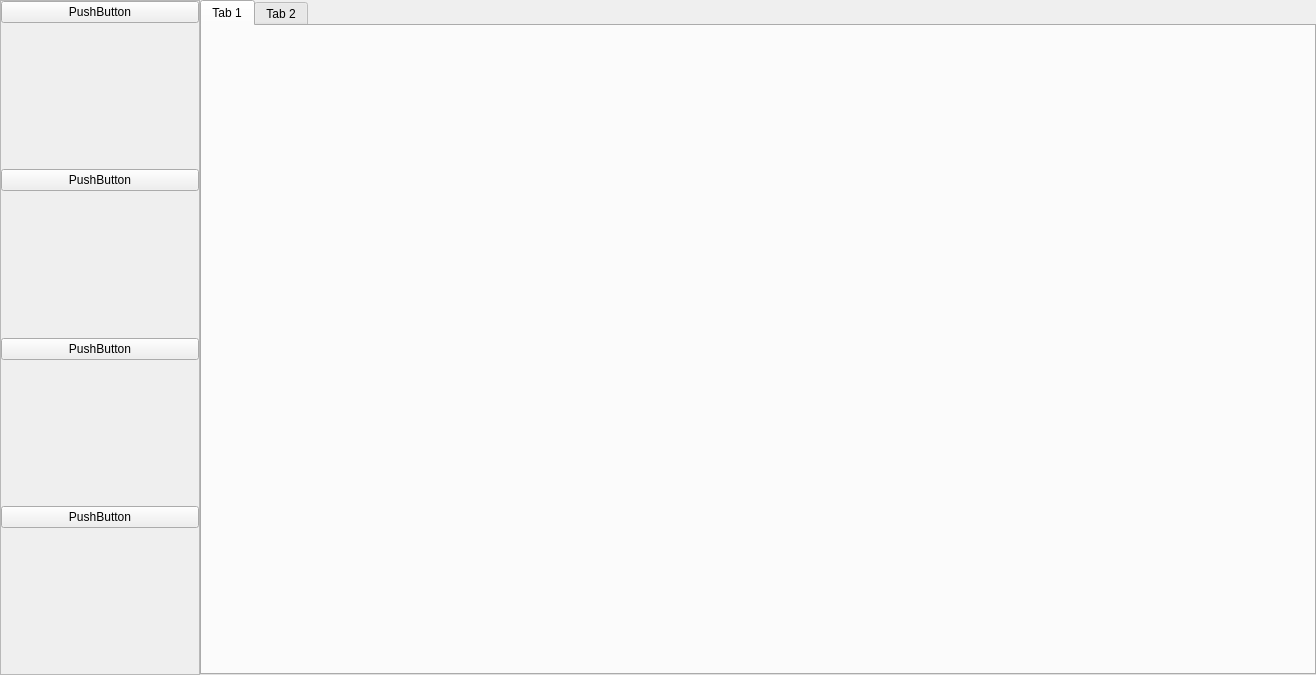
First picture: the form in form.ui, repository bouhaddagithub/ssms, before the edit.
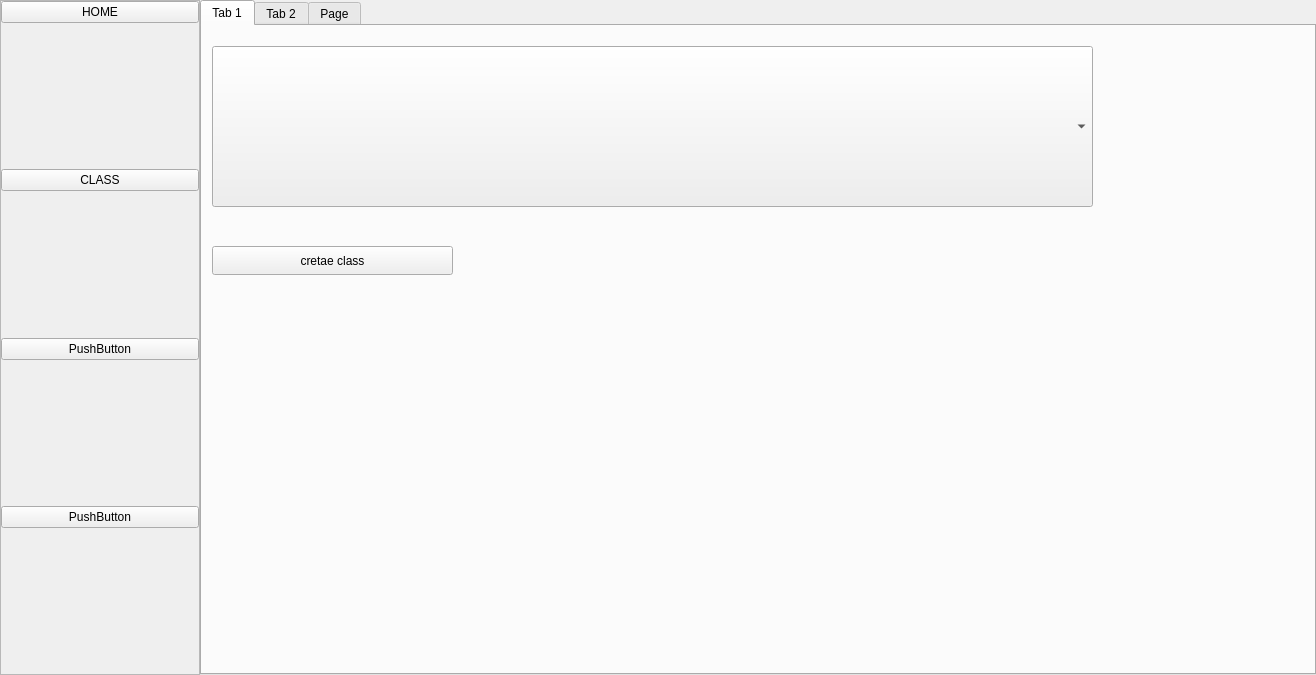
Second picture: the form after the edit.

Diff of the .ui file:
```diff
--- a/form.ui
+++ b/form.ui
@@ -68,7 +68,7 @@
       <item>
        <widget class="QPushButton" name="pushButton_3">
         <property name="text">
-         <string>PushButton</string>
+         <string>HOME</string>
         </property>
        </widget>
       </item>
@@ -88,7 +88,7 @@
       <item>
        <widget class="QPushButton" name="pushButton_5">
         <property name="text">
-         <string>PushButton</string>
+         <string>CLASS</string>
         </property>
        </widget>
       </item>
@@ -157,12 +157,40 @@
       <attribute name="title">
        <string>Tab 1</string>
       </attribute>
+      <widget class="QPushButton" name="addclass">
+       <property name="geometry">
+        <rect>
+         <x>10</x>
+         <y>220</y>
+         <width>241</width>
+         <height>29</height>
+        </rect>
+       </property>
+       <property name="text">
+        <string>cretae class</string>
+       </property>
+      </widget>
+      <widget class="QComboBox" name="classlist">
+       <property name="geometry">
+        <rect>
+         <x>10</x>
+         <y>20</y>
+         <width>881</width>
+         <height>161</height>
+        </rect>
+       </property>
+      </widget>
      </widget>
      <widget class="QWidget" name="tab_2">
       <attribute name="title">
        <string>Tab 2</string>
       </attribute>
      </widget>
+     <widget class="QWidget" name="tab_3">
+      <attribute name="title">
+       <string>Page</string>
+      </attribute>
+     </widget>
     </widget>
    </item>
   </layout>
```
